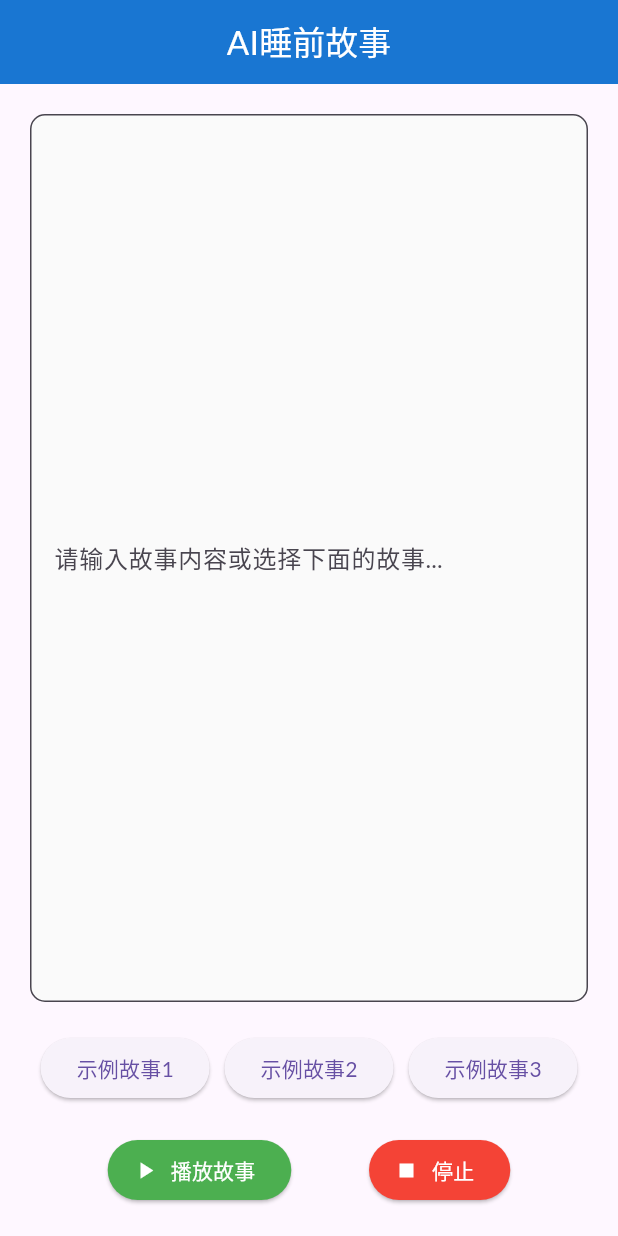
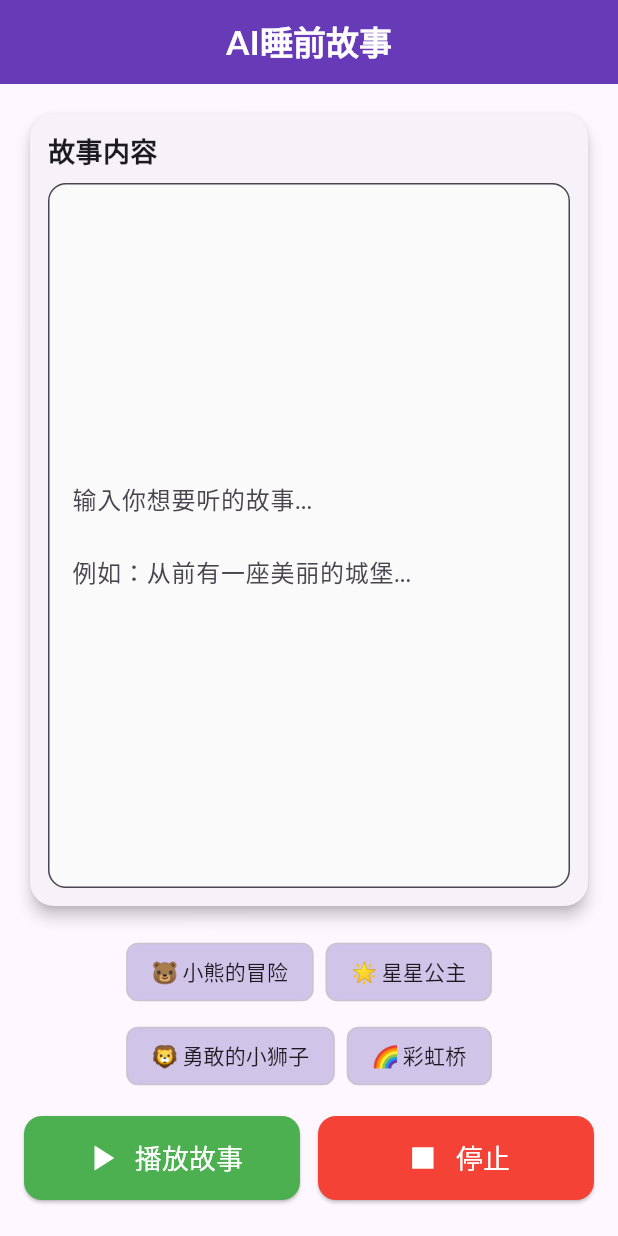
Before and after one commit to boye1026/ai_bedtime_story_app, a Flutter app: the screen it shows after launch, after a tap on "停止", on a phone screen of 412 x 824 dp. Run offline on Flutter 3.47's test engine with Material 3 defaults, Android fonts, the phone set to English and light mode, and no system bars; our stand-ins replace flutter_tts, google_fonts, shared_preferences; accounts and stored records are empty.

Commit message:
Update main.dart

```diff
--- a/mobile/lib/main.dart
+++ b/mobile/lib/main.dart
@@ -2,7 +2,6 @@
 import 'package:flutter/material.dart';
 import 'package:flutter_tts/flutter_tts.dart';
 import 'package:google_fonts/google_fonts.dart';
-import 'package:shared_preferences/shared_preferences.dart';
 
 void main() {
   runApp(const BedtimeStoryApp());
@@ -20,22 +19,23 @@ class BedtimeStoryApp extends StatelessWidget {
         textTheme: GoogleFonts.latoTextTheme(),
         useMaterial3: true,
       ),
-      home: const HomePage(),
+      home: const StoryPage(),
+      debugShowCheckedModeBanner: false,
     );
   }
 }
 
-class HomePage extends StatefulWidget {
-  const HomePage({super.key});
+class StoryPage extends StatefulWidget {
+  const StoryPage({super.key});
 
   @override
-  State<HomePage> createState() => _HomePageState();
+  State<StoryPage> createState() => _StoryPageState();
 }
 
-class _HomePageState extends State<HomePage> {
-  final FlutterTts flutterTts = FlutterTts();
-  String selectedStory = '';
+class _StoryPageState extends State<StoryPage> {
+  final FlutterTts _flutterTts = FlutterTts();
   final TextEditingController _storyController = TextEditingController();
+  bool _isSpeaking = false;
 
   @override
   void initState() {
@@ -44,98 +44,175 @@ class _HomePageState extends State<HomePage> {
   }
 
   Future<void> _initTts() async {
-    await flutterTts.setLanguage("zh-CN");
-    await flutterTts.setSpeechRate(0.5);
-    await flutterTts.setPitch(1.0);
+    await _flutterTts.setLanguage("zh-CN");
+    await _flutterTts.setSpeechRate(0.5);
+    await _flutterTts.setPitch(1.0);
+
+    // 设置语音完成回调
+    _flutterTts.setCompletionHandler(() {
+      setState(() {
+        _isSpeaking = false;
+      });
+    });
   }
 
-  Future<void> _speak(String text) async {
-    await flutterTts.speak(text);
+  Future<void> _speakStory() async {
+    if (_storyController.text.isEmpty) {
+      _showSnackBar('请先输入或选择故事内容');
+      return;
     }
 
-  Future<void> _stop() async {
-    await flutterTts.stop();
+    setState(() {
+      _isSpeaking = true;
+    });
+    await _flutterTts.speak(_storyController.text);
+  }
+
+  Future<void> _stopSpeaking() async {
+    await _flutterTts.stop();
+    setState(() {
+      _isSpeaking = false;
+    });
+  }
+
+  void _showSnackBar(String message) {
+    ScaffoldMessenger.of(context).showSnackBar(
+      SnackBar(content: Text(message)),
+    );
   }
 
   @override
   Widget build(BuildContext context) {
     return Scaffold(
       appBar: AppBar(
-        title: const Text('AI睡前故事'),
+        title: const Text(
+          'AI睡前故事',
+          style: TextStyle(fontWeight: FontWeight.bold),
+        ),
         centerTitle: true,
-        backgroundColor: Colors.blue.shade700,
+        backgroundColor: Colors.deepPurple,
         foregroundColor: Colors.white,
+        elevation: 0,
       ),
       body: Padding(
-        padding: const EdgeInsets.all(20.0),
+        padding: const EdgeInsets.all(16.0),
         child: Column(
           children: [
+            // 故事输入区域
+            Expanded(
+              child: Card(
+                elevation: 4,
+                shape: RoundedRectangleBorder(
+                  borderRadius: BorderRadius.circular(16),
+                ),
+                child: Padding(
+                  padding: const EdgeInsets.all(12.0),
+                  child: Column(
+                    crossAxisAlignment: CrossAxisAlignment.start,
+                    children: [
+                      const Text(
+                        '故事内容',
+                        style: TextStyle(
+                          fontSize: 18,
+                          fontWeight: FontWeight.bold,
+                        ),
+                      ),
+                      const SizedBox(height: 8),
                       Expanded(
                         child: TextField(
                           controller: _storyController,
                           maxLines: null,
                           expands: true,
                           decoration: InputDecoration(
-                  hintText: '请输入故事内容或选择下面的故事...',
+                            hintText: '输入你想要听的故事...\n\n例如：从前有一座美丽的城堡...',
                             border: OutlineInputBorder(
-                    borderRadius: BorderRadius.circular(10),
+                              borderRadius: BorderRadius.circular(12),
                             ),
                             filled: true,
                             fillColor: Colors.grey.shade50,
                           ),
                         ),
                       ),
-            const SizedBox(height: 20),
+                    ],
+                  ),
+                ),
+              ),
+            ),
+            const SizedBox(height: 16),
+
+            // 示例故事按钮
             Wrap(
-              spacing: 10,
+              spacing: 8,
+              runSpacing: 8,
               children: [
-                ElevatedButton(
-                  onPressed: () {
-                    _storyController.text = '从前有一个勇敢的小公主...';
-                  },
-                  child: const Text('示例故事1'),
+                _buildStoryButton('🐻 小熊的冒险', '小熊在森林里迷路了，它遇到了许多动物朋友，最后在小兔子的帮助下找到了回家的路。'),
+                _buildStoryButton('🌟 星星公主', '在遥远的星空王国，有一位善良的星星公主，她用魔法帮助了所有需要帮助的人。'),
+                _buildStoryButton('🦁 勇敢的小狮子', '小狮子虽然年纪小，但非常勇敢，它保护了森林里的小动物们。'),
+                _buildStoryButton('🌈 彩虹桥', '彩虹桥连接着两个世界，只有心存善良的人才能走过这座桥。'),
+              ],
             ),
-                ElevatedButton(
-                  onPressed: () {
-                    _storyController.text = '在遥远的森林里住着一只聪明的小狐狸...';
-                  },
-                  child: const Text('示例故事2'),
+            const SizedBox(height: 16),
+
+            // 控制按钮
+            Row(
+              children: [
+                Expanded(
+                  child: ElevatedButton.icon(
+                    onPressed: _isSpeaking ? null : _speakStory,
+                    icon: const Icon(Icons.play_arrow, size: 28),
+                    label: const Text(
+                      '播放故事',
+                      style: TextStyle(fontSize: 18),
                     ),
-                ElevatedButton(
-                  onPressed: () {
-                    _storyController.text = '星星王国里有一个会发光的独角兽...';
-                  },
-                  child: const Text('示例故事3'),
+                    style: ElevatedButton.styleFrom(
+                      backgroundColor: Colors.green,
+                      foregroundColor: Colors.white,
+                      padding: const EdgeInsets.symmetric(vertical: 14),
+                      shape: RoundedRectangleBorder(
+                        borderRadius: BorderRadius.circular(12),
+                      ),
+                    ),
+                  ),
+                ),
+                const SizedBox(width: 12),
+                Expanded(
+                  child: ElevatedButton.icon(
+                    onPressed: _stopSpeaking,
+                    icon: const Icon(Icons.stop, size: 28),
+                    label: const Text(
+                      '停止',
+                      style: TextStyle(fontSize: 18),
+                    ),
+                    style: ElevatedButton.styleFrom(
+                      backgroundColor: Colors.red,
+                      foregroundColor: Colors.white,
+                      padding: const EdgeInsets.symmetric(vertical: 14),
+                      shape: RoundedRectangleBorder(
+                        borderRadius: BorderRadius.circular(12),
+                      ),
+                    ),
+                  ),
                 ),
               ],
             ),
-            const SizedBox(height: 20),
-            Row(
-              mainAxisAlignment: MainAxisAlignment.spaceEvenly,
+            const SizedBox(height: 8),
+
+            // 状态指示
+            if (_isSpeaking)
+              Container(
+                padding: const EdgeInsets.all(8),
+                child: const Row(
+                  mainAxisAlignment: MainAxisAlignment.center,
                   children: [
-                ElevatedButton.icon(
-                  onPressed: () {
-                    if (_storyController.text.isNotEmpty) {
-                      _speak(_storyController.text);
-                    }
-                  },
-                  icon: const Icon(Icons.play_arrow),
-                  label: const Text('播放故事'),
-                  style: ElevatedButton.styleFrom(
-                    backgroundColor: Colors.green,
-                    foregroundColor: Colors.white,
+                    SizedBox(
+                      width: 20,
+                      height: 20,
+                      child: CircularProgressIndicator(strokeWidth: 2),
                     ),
+                    SizedBox(width: 8),
+                    Text('正在播放故事...'),
+                  ],
                 ),
-                ElevatedButton.icon(
-                  onPressed: _stop,
-                  icon: const Icon(Icons.stop),
-                  label: const Text('停止'),
-                  style: ElevatedButton.styleFrom(
-                    backgroundColor: Colors.red,
-                    foregroundColor: Colors.white,
-                  ),
-                ),
-              ],
               ),
           ],
         ),
@@ -143,10 +220,22 @@ class _HomePageState extends State<HomePage> {
     );
   }
 
+  Widget _buildStoryButton(String title, String content) {
+    return ActionChip(
+      label: Text(title),
+      onPressed: () {
+        _storyController.text = content;
+        _showSnackBar('已加载示例故事');
+      },
+      backgroundColor: Colors.deepPurple.shade100,
+      elevation: 2,
+    );
+  }
+
   @override
   void dispose() {
     _storyController.dispose();
-    flutterTts.stop();
+    _flutterTts.stop();
     super.dispose();
   }
 }
```
Lines whose indentation alone changed are shown as unchanged.
